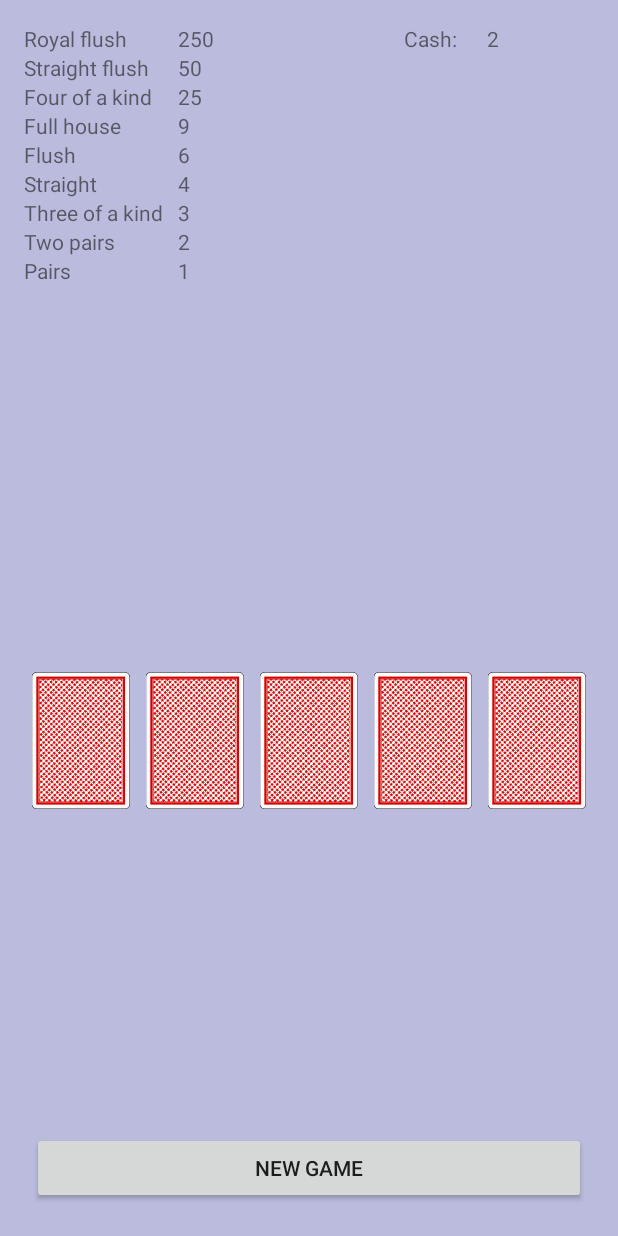
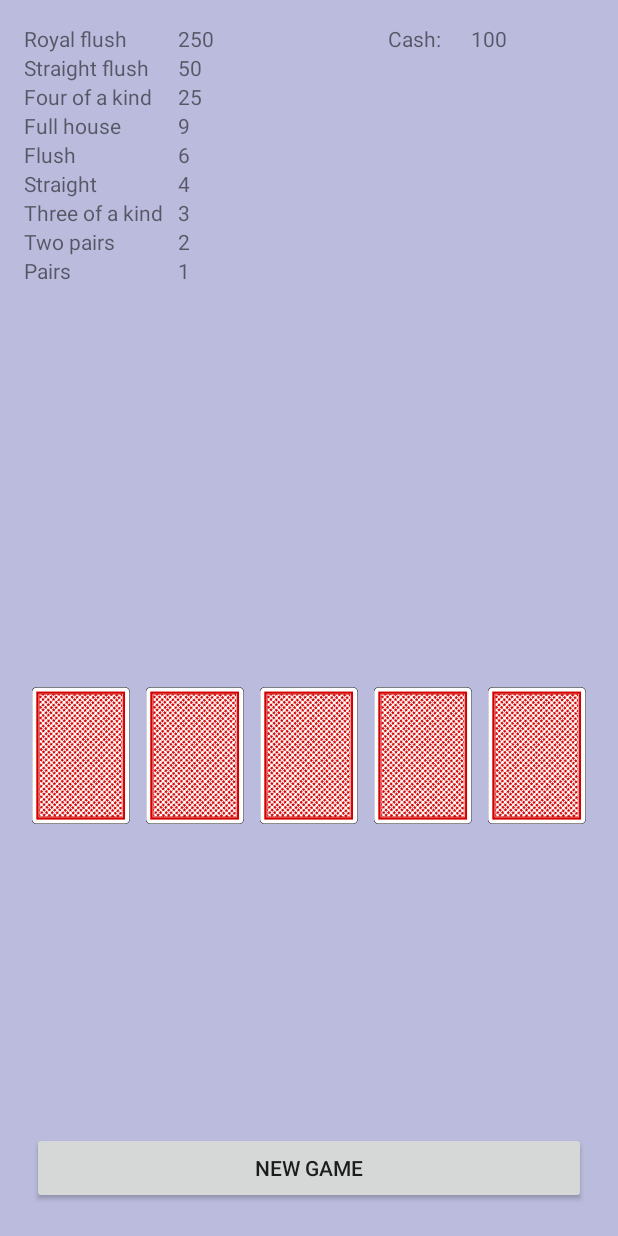
Before and after one commit to haavstr/videopoker, an Android app: the screen it shows after launch (GameActivity), on a phone screen of 412 x 824 dp. Run offline under Robolectric (Android 15) with nearby library versions, the phone set to English and light mode, and no system bars.

Commit message:
Fixed position of the cards and the winning message not to collide on smaller screens

```diff
--- a/VideoPoker/app/src/main/java/no/haavstr/videopoker/GameActivity.java
+++ b/VideoPoker/app/src/main/java/no/haavstr/videopoker/GameActivity.java
@@ -91,7 +91,7 @@ public class GameActivity extends Activity
             deck = new Deck();
             hand = new Hand();
             resetChange();
-            cash = 2;
+            cash = BEGINNING_CASH;
             showCash();
             readyForNewRound = true;
         } else {
--- a/VideoPoker/app/src/main/res/layout-land/activity_game.xml
+++ b/VideoPoker/app/src/main/res/layout-land/activity_game.xml
@@ -90,6 +90,7 @@
 
 
     <LinearLayout
+        android:id="@+id/winmessagespace"
         android:layout_height="20dp"
         android:layout_width="match_parent"
         android:layout_below="@id/winningstable"
@@ -112,7 +113,7 @@
         android:layout_height="fill_parent"
         android:layout_gravity="bottom"
         android:layout_weight="1"
-        android:layout_below="@id/winningstable"
+        android:layout_below="@id/winmessagespace"
         android:layout_alignParentBottom="true"
         android:gravity="end">
 
--- a/VideoPoker/app/src/main/res/layout/activity_game.xml
+++ b/VideoPoker/app/src/main/res/layout/activity_game.xml
@@ -87,6 +87,7 @@
     </LinearLayout>
 
     <LinearLayout
+        android:id="@+id/winmessagespace"
         android:layout_height="20dp"
         android:layout_width="match_parent"
         android:layout_below="@id/winningstable"
@@ -108,7 +109,7 @@
         android:layout_height="fill_parent"
         android:layout_gravity="bottom"
         android:layout_weight="1"
-        android:layout_below="@id/winningstable"
+        android:layout_below="@id/winmessagespace"
         android:layout_alignParentBottom="false"
         android:gravity="end">
 
```
